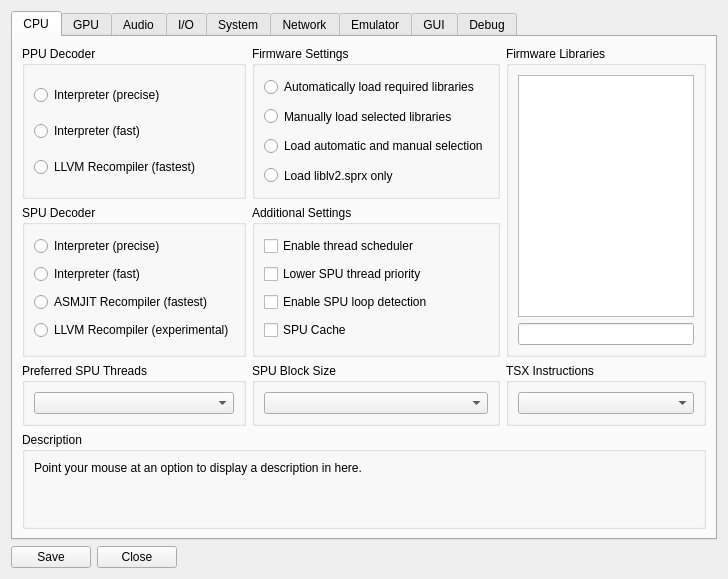
Qt form rpcs3/rpcs3qt/settings_dialog.ui (RPCS3/rpcs3) before a commit.
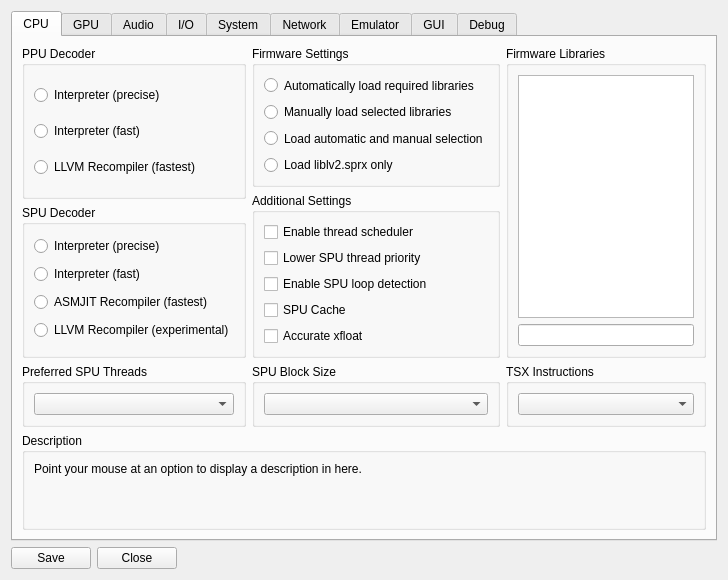
The same form after that commit. Icons and pictures are not drawn.

Commit message: Add the accurate xfloat option to the CPU tab

```diff
--- a/rpcs3/rpcs3qt/settings_dialog.ui
+++ b/rpcs3/rpcs3qt/settings_dialog.ui
@@ -237,6 +237,13 @@
                 </property>
                </widget>
               </item>
+              <item>
+               <widget class="QCheckBox" name="accurateXFloat">
+                <property name="text">
+                 <string>Accurate xfloat</string>
+                </property>
+               </widget>
+              </item>
              </layout>
             </widget>
            </item>
```
The commit also changes 3 other files.
